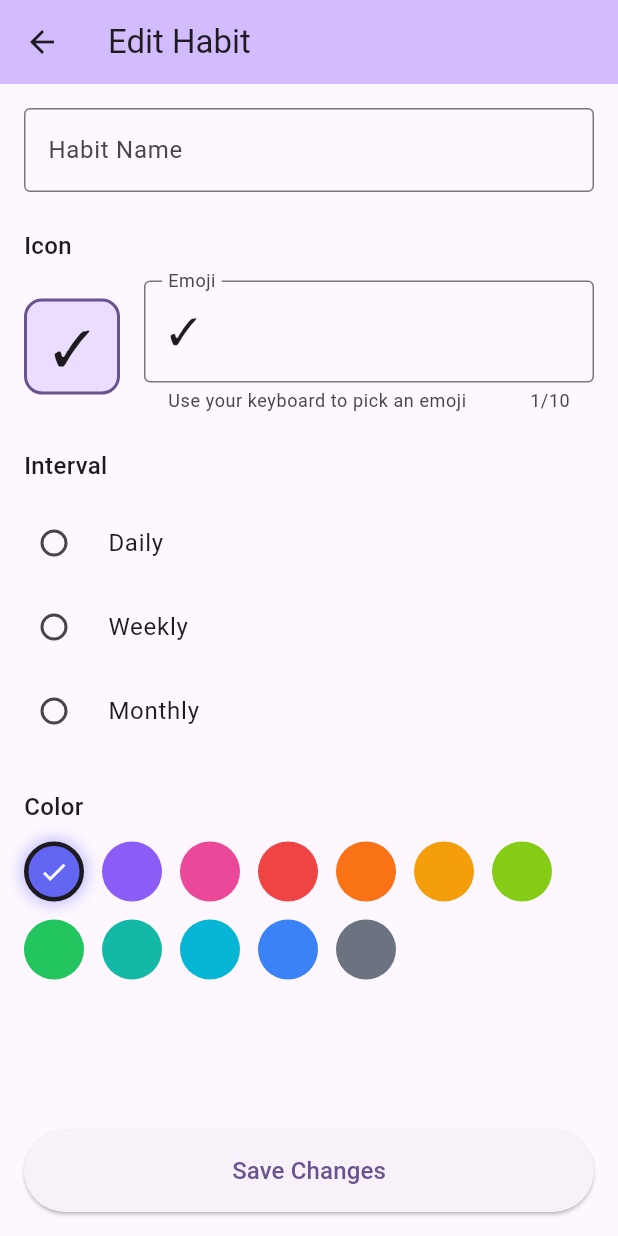
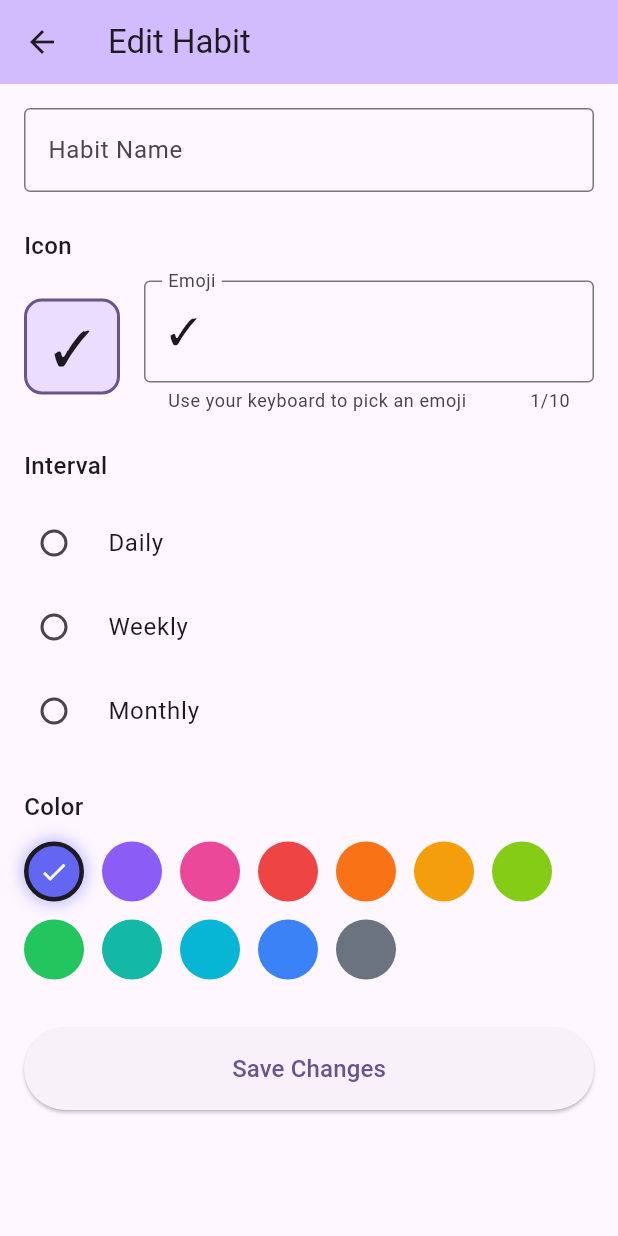
Before and after one commit to fahmed93/habits, a Flutter app: the EditHabitScreen screen opened directly with empty values, on a phone screen of 412 x 824 dp. Run offline on Flutter 3.47's test engine with Material 3 defaults, Android fonts, the light colour scheme and no system bars; our stand-ins replace firebase_auth, firebase_core, google_sign_in, shared_preferences, sign_in_with_apple; accounts and stored records are empty.

Commit message:
update edit

```diff
--- a/lib/screens/edit_habit_screen.dart
+++ b/lib/screens/edit_habit_screen.dart
@@ -72,7 +72,8 @@ class _EditHabitScreenState extends State<EditHabitScreen> {
         backgroundColor: Theme.of(context).colorScheme.inversePrimary,
         title: const Text('Edit Habit'),
       ),
-      body: Padding(
+      body: SingleChildScrollView(
+        child: Padding(
           padding: const EdgeInsets.all(16.0),
           child: Form(
             key: _formKey,
@@ -218,7 +219,7 @@ class _EditHabitScreenState extends State<EditHabitScreen> {
                   );
                 }).toList(),
               ),
-              const Spacer(),
+              const SizedBox(height: 32),
               ElevatedButton(
                 onPressed: _saveHabit,
                 style: ElevatedButton.styleFrom(
@@ -233,6 +234,7 @@ class _EditHabitScreenState extends State<EditHabitScreen> {
           ),
         ),
       ),
+      ),
     );
   }
 }
--- a/lib/widgets/habit_item.dart
+++ b/lib/widgets/habit_item.dart
@@ -146,8 +146,6 @@ class HabitItem extends StatelessWidget {
     final isCompleted = _isCompletedToday();
     final streak = _getCurrentStreak();
 
-    print('HabitItem build: ${habit.name}, onEdit is null: ${onEdit == null}');
-
     return Card(
       margin: const EdgeInsets.only(bottom: 12),
       child: Dismissible(
```
Also changed, not shown: 1 other file. Lines whose indentation alone changed are shown as unchanged.
